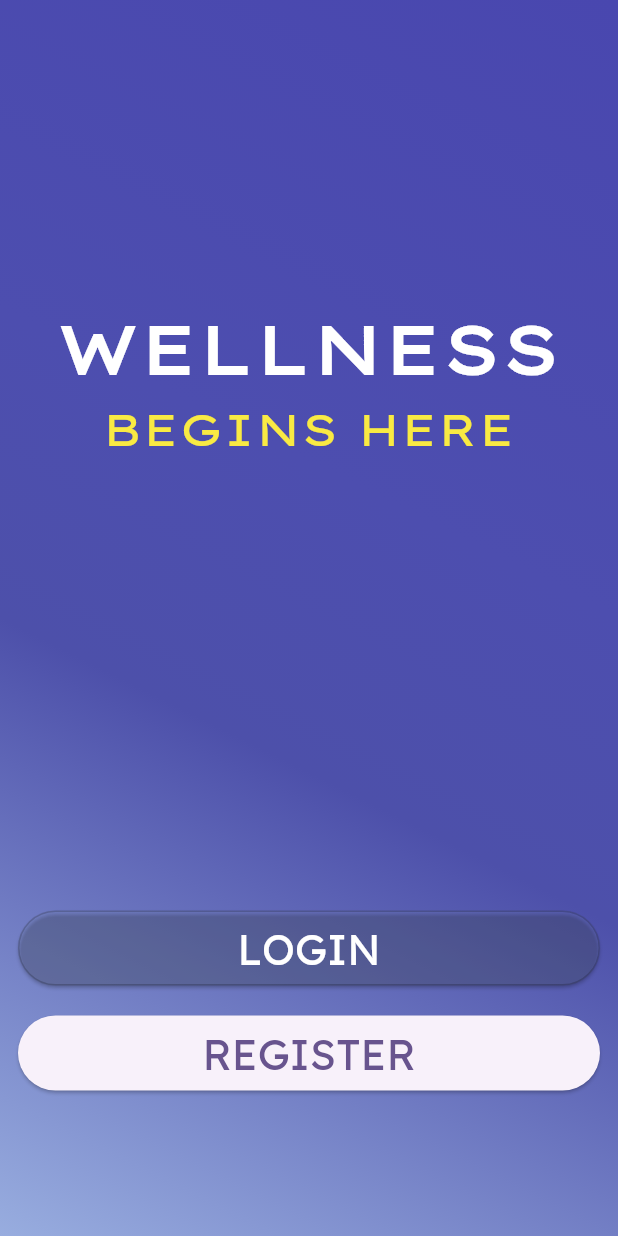
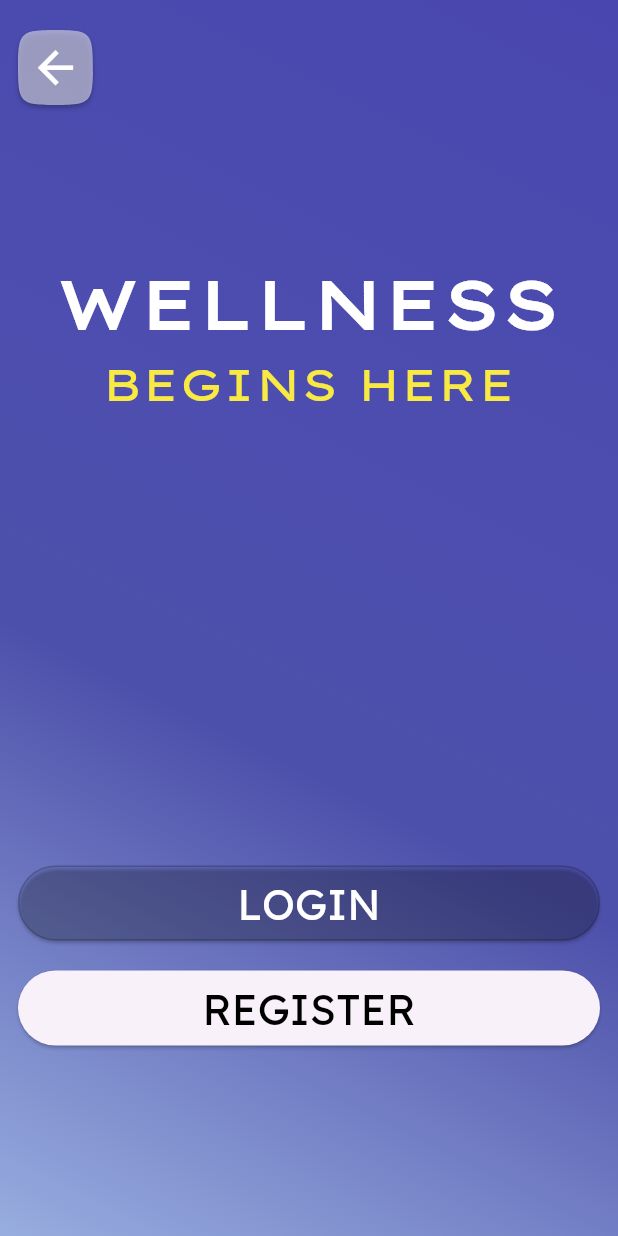
Before and after one commit to Flamingsides/HealthMax, a Flutter app: the screen it shows after launch, after a tap on "User", on a phone screen of 412 x 824 dp. Run offline on Flutter 3.47's test engine with Material 3 defaults, Android fonts, the phone set to English and light mode, and no system bars.

Commit message:
Fixed colours, added back button to user start page, and fixed top margin issue

```diff
--- a/healthmax_frontend/lib/helper_widgets.dart
+++ b/healthmax_frontend/lib/helper_widgets.dart
@@ -25,7 +25,7 @@ class Screen extends StatelessWidget {
   Widget build(BuildContext context) {
     return Scaffold(
       body: Container(
-        padding: EdgeInsets.fromLTRB(12.0, 100, 12.0, 20),
+        padding: EdgeInsets.fromLTRB(12.0, 20, 12.0, 20),
         width: double.infinity,
         decoration: bgGradient1,
         child: child,
--- a/healthmax_frontend/lib/pages.dart
+++ b/healthmax_frontend/lib/pages.dart
@@ -9,6 +9,7 @@ class WelcomePage extends StatelessWidget {
     return Screen(
       child: ListView(
         children: [
+          const SizedBox(height: 80),
           Text(
             "Welcome",
             style: Theme.of(context).textTheme.titleLarge,
@@ -68,6 +69,27 @@ class UserStartPage extends StatelessWidget {
     return Screen(
       child: ListView(
         children: [
+          Row(
+            children: [
+              SizedBox(
+                height: 50,
+                width: 50,
+                child: ElevatedButton(
+                  style: ElevatedButton.styleFrom(
+                    padding: EdgeInsets.zero,
+                    alignment: Alignment.center,
+                    iconColor: Colors.white,
+                    backgroundColor: Color.fromRGBO(255, 255, 255, 0.5),
+                    shape: ContinuousRectangleBorder(
+                      borderRadius: BorderRadiusGeometry.circular(30),
+                    ),
+                  ),
+                  onPressed: () => Navigator.pop(context),
+                  child: Icon(Icons.arrow_back, size: 35),
+                ),
+              ),
+            ],
+          ),
           const SizedBox(height: 100),
           Text(
             "WELLNESS",
@@ -95,7 +117,7 @@ class UserStartPage extends StatelessWidget {
             children: [
               ElevatedButton(
                 style: ElevatedButton.styleFrom(
-                  backgroundColor: Color.fromARGB(38, 150, 171, 222),
+                  backgroundColor: Color.fromRGBO(150, 171, 222, 0.0),
                   // shadowColor: Color.fromARGB(51, 0, 0, 0),
                   side: BorderSide(color: Color.fromARGB(51, 0, 0, 0)),
                   padding: EdgeInsets.all(5),
@@ -114,7 +136,7 @@ class UserStartPage extends StatelessWidget {
                   ),
                 ),
               ),
-              SizedBox(height: 20),
+              const SizedBox(height: 20),
               ElevatedButton(
                 style: ElevatedButton.styleFrom(padding: EdgeInsets.all(5)),
                 onPressed: () {
@@ -126,6 +148,7 @@ class UserStartPage extends StatelessWidget {
                   style: TextStyle(
                     fontSize: 28,
                     fontFamily: "LexendDecaNormal",
+                    color: Colors.black,
                   ),
                 ),
               ),
```
